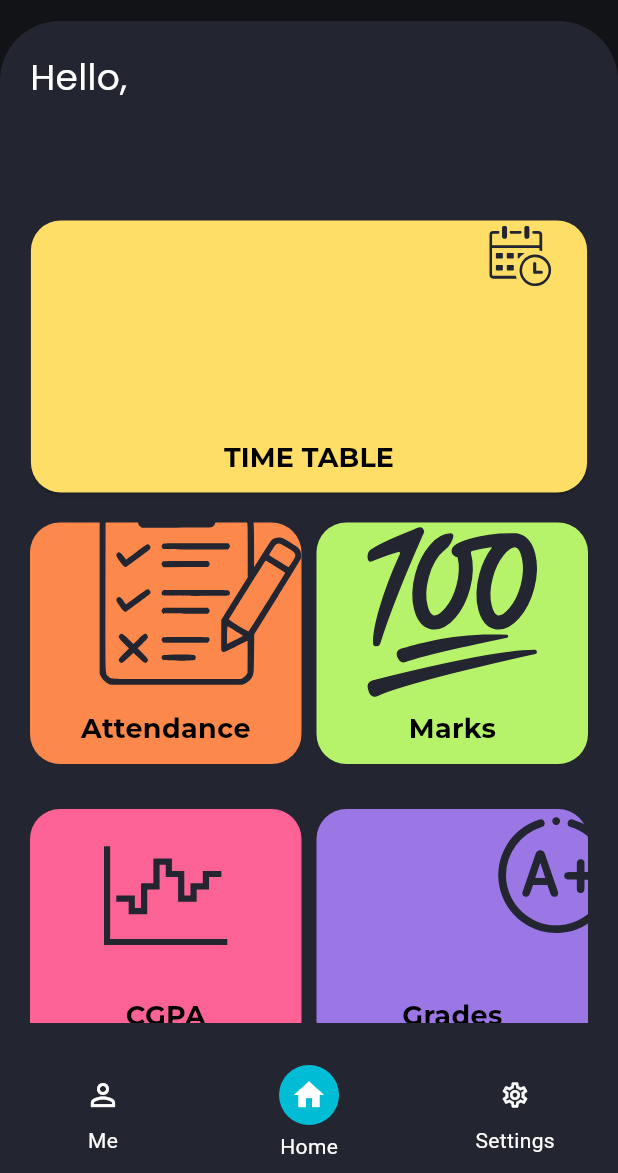
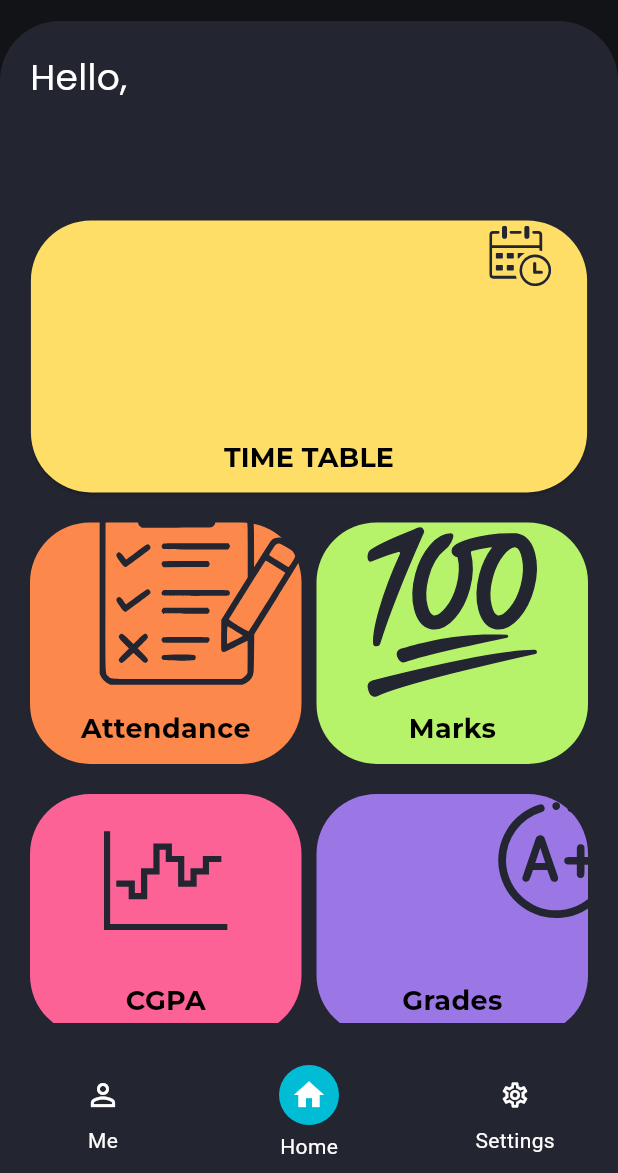
Before and after one commit to DK10WS/SLCM_APP, a Flutter app: the HomePage screen opened directly with empty values, on a phone screen of 412 x 824 dp, the part 63-1236 px from its top. Run offline on Flutter 3.47's test engine with Material 3 defaults, Android fonts, the phone set to English and light mode, and no system bars; our stand-ins replace flutter_svg, shared_preferences; accounts and stored records are empty; network calls fail.

Commit message:
fixed Time table and made changes in home screen

```diff
--- a/lib/home_page.dart
+++ b/lib/home_page.dart
@@ -187,7 +187,7 @@ class HomeScreen extends StatelessWidget {
                   style: ElevatedButton.styleFrom(
                     backgroundColor: const Color(0xFFfede67),
                     shape: RoundedRectangleBorder(
-                      borderRadius: BorderRadius.circular(20),
+                      borderRadius: BorderRadius.circular(40),
                     ),
                   ),
                   onPressed: () {
@@ -225,7 +225,7 @@ class HomeScreen extends StatelessWidget {
             GridView.count(
               crossAxisCount: 2,
               crossAxisSpacing: 10,
-              mainAxisSpacing: 10,
+              mainAxisSpacing: 0,
               shrinkWrap: true,
               physics: const NeverScrollableScrollPhysics(),
               children: [
@@ -250,7 +250,7 @@ class HomeScreen extends StatelessWidget {
         margin: const EdgeInsets.only(bottom: 20),
         decoration: BoxDecoration(
           color: const Color(0xFFfc894b),
-          borderRadius: BorderRadius.circular(20),
+          borderRadius: BorderRadius.circular(40),
         ),
         child: Stack(
           alignment: Alignment.center,
@@ -291,7 +291,7 @@ class HomeScreen extends StatelessWidget {
         margin: const EdgeInsets.only(bottom: 20),
         decoration: BoxDecoration(
           color: const Color(0xFFb6f36a),
-          borderRadius: BorderRadius.circular(20),
+          borderRadius: BorderRadius.circular(40),
         ),
         child: Stack(
           alignment: Alignment.center,
@@ -331,7 +331,7 @@ class HomeScreen extends StatelessWidget {
         margin: const EdgeInsets.only(bottom: 20),
         decoration: BoxDecoration(
           color: const Color(0xFFfd6297),
-          borderRadius: BorderRadius.circular(20),
+          borderRadius: BorderRadius.circular(40),
         ),
         child: Stack(
           alignment: Alignment.center,
@@ -371,7 +371,7 @@ class HomeScreen extends StatelessWidget {
         margin: const EdgeInsets.only(bottom: 20),
         decoration: BoxDecoration(
           color: const Color(0xFF9b77e5),
-          borderRadius: BorderRadius.circular(20),
+          borderRadius: BorderRadius.circular(40),
         ),
         child: Stack(
           alignment: Alignment.center,
```
Also changed, not shown: lib/timetable.dart (+56 -21 lines).
